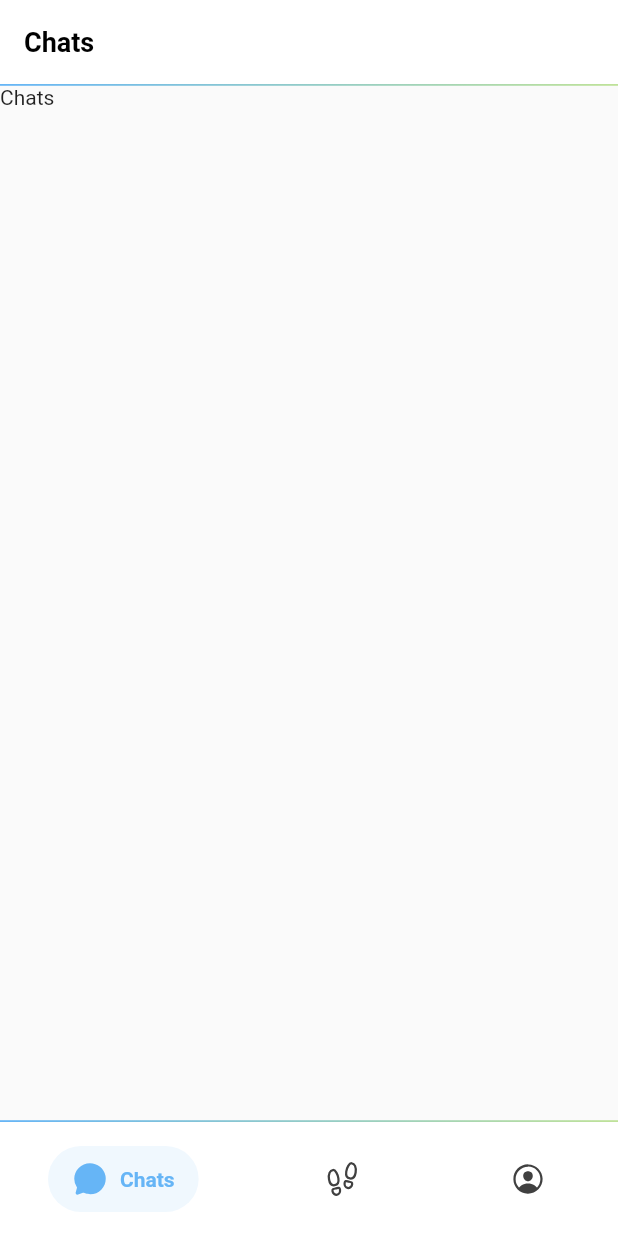
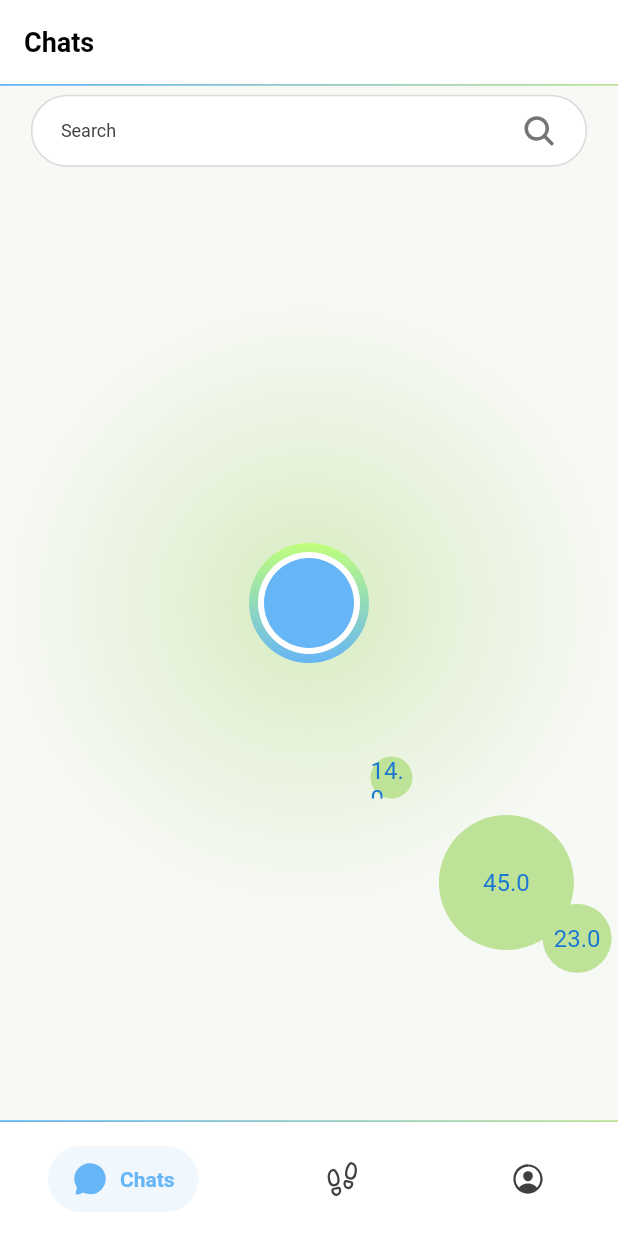
Before and after one commit to seunghwanly/moim_flutter, a Flutter app: the screen it shows after launch, on a phone screen of 412 x 824 dp. Run offline on Flutter 3.47's test engine with Material 2 defaults, Android fonts, the phone set to English and light mode, and no system bars; drawn by our look-alikes of material_floating_search_bar, salomon_bottom_bar; our stand-ins replace get, ionicons.

Commit message:
Chat room placing logic init
sometimes it collides in low percentage.... need more implements

```diff
--- a/moim/lib/chats/chat.dart
+++ b/moim/lib/chats/chat.dart
@@ -1,7 +1,10 @@
 import 'package:flutter/material.dart';
+import 'package:moim/chats/rooms.dart';
+import 'package:moim/chats/search_bar.dart';
+import 'package:moim/components/components.dart';
 
 class ChatScreen extends StatefulWidget {
-  const ChatScreen({ Key? key }) : super(key: key);
+  const ChatScreen({Key? key}) : super(key: key);
 
   @override
   _ChatScreenState createState() => _ChatScreenState();
@@ -10,8 +13,27 @@ class ChatScreen extends StatefulWidget {
 class _ChatScreenState extends State<ChatScreen> {
   @override
   Widget build(BuildContext context) {
-    return Container(
-      child: Text('Chats'),
+    return Stack(
+      children: [
+        /// background
+        SizedBox.expand(
+          child: Container(
+            decoration: BoxDecoration(
+              gradient: RadialGradient(
+                colors: [
+                  CColor.lightGreen.color.withOpacity(0.6),
+                  CColor.lightGreen.color.withOpacity(0.3),
+                  CColor.lightGreen.color.withOpacity(0.05),
+                ],
+              ),
+            ),
+          ),
+        ),
+        /// chatting rooms
+        Align(child: PlacedChattingRoomScreen()),
+        /// floating bar
+        floatingSearchBar()
+      ],
     );
   }
 }
--- /dev/null
+++ b/moim/lib/chats/rooms.dart
@@ -0,0 +1,220 @@
+import 'dart:developer' as dg;
+import 'dart:math';
+
+import 'package:flutter/material.dart';
+import 'package:get/get.dart';
+import 'package:moim/components/components.dart';
+
+class PlacedChattingRoomScreen extends StatefulWidget {
+  const PlacedChattingRoomScreen({Key? key}) : super(key: key);
+
+  @override
+  PlacedChattingRoomScreenState createState() =>
+      PlacedChattingRoomScreenState();
+}
+
+class PlacedChattingRoomScreenState extends State<PlacedChattingRoomScreen> {
+  late List<List<double>> result;
+
+  @override
+  void initState() {
+    super.initState();
+    setState(() {
+      result = getPosition(
+          midWidth: Get.width / 2,
+          midHeight: Get.height / 2,
+          maxWidth: Get.width,
+          maxHeight: Get.height,
+          data: sampleData);
+    });
+  }
+
+  @override
+  Widget build(BuildContext context) {
+    dg.log('maxWidth: ${Get.width} maxHeight: ${Get.height}');
+    return InteractiveViewer(
+      minScale: 0.1,
+      child: Stack(
+        children: [
+          Stack(
+            children: result
+                .map(
+                  (item) => Positioned(
+                      child: CircleAvatar(
+                        backgroundColor: CColor.lightGreen.color,
+                        radius: item[2],
+                        child: Text(item[2].toString()),
+                      ),
+                      top: item[1],
+                      left: item[0]),
+                )
+                .toList(),
+          ),
+
+          /// self
+          Align(
+              alignment: Alignment.center,
+              child: chatComponent(isNewChatArrived: true)),
+        ],
+      ),
+    );
+  }
+}
+
+/// list[0] -> top, list[1] -> left
+List<List<double>> getPosition({
+  required double midWidth,
+  required double midHeight,
+  required double maxWidth,
+  required double maxHeight,
+  required List<Map<String, dynamic>> data,
+}) {
+  /// methods for only this method, used for verification
+  // bool isInside(y, x) => (0 <= y && y <= maxHeight && 0 <= x && x <= maxWidth);
+  bool isInsideWithinDistance(int dist) => dist <= max(midWidth, midHeight);
+
+  bool hasCollided(int r1, int r2, double d) =>
+      !(r1 + r1 < d) ||
+      ((max(r1, r2) - min(r1, r2) < d) && (d < r1 + r2)) ||
+      (max(r1, r2) - min(r1, r2) == d) ||
+      (max(r1, r2) - min(r1, r2) > d);
+
+  /// 1) sort by distances
+  data.sort((a, b) => DateTime.fromMillisecondsSinceEpoch(b['ts'])
+          .isBefore(DateTime.fromMillisecondsSinceEpoch(a['ts']))
+      ? 1
+      : 0);
+  // ListQueue<Map<String, dynamic>> dataQue =
+  //     ListQueue.from(data); // convert into Queue
+  List<Map<String, dynamic>> dataQue = data;
+
+  /// 2) place the closest chat room first and try 10-times, if it cost over ten-times look for more far distance
+  List<List<double>> placed = []; // [[top(y), left(x), radius(r)], ... ]
+  // while (dataQue.isNotEmpty) {
+  for (int i = 0; i < dataQue.length; ++i) {
+    bool hasPlaced = false;
+    // Map<String, dynamic> item = dataQue.removeFirst();
+    Map<String, dynamic> item = dataQue[i];
+    int hasTried = 0;
+    int dist = DateTime.now()
+        .difference(DateTime.fromMillisecondsSinceEpoch(item['ts']))
+        .inHours;
+
+    /// check if distance is in range
+    if (!isInsideWithinDistance(dist)) continue;
+    while (hasTried < 100) {
+      int radian = Random().nextInt(360); // search for 360 degree
+
+      /// set new circle to be placed
+      double newX = midWidth + dist * cos(radian);
+      double newY = midHeight + dist * sin(radian);
+
+      /// set standard distances
+      double distFromCenter =
+          sqrt(pow(newX - midWidth, 2) + pow(newY - midHeight, 2));
+
+      /// check if collides with center circle
+      if (hasCollided(item['pp'], 40, distFromCenter)) {
+        // has collided with center circle, reset the radian
+        hasTried += 1;
+        continue;
+      } else {
+        bool hasCollidedWithOthers = false;
+
+        /// check if it has collides with the placed circles
+        for (var pc in placed) {
+          double distFromPlacedCircle =
+              sqrt(pow(pc[0] - newX, 2) + pow(pc[1] - newY, 2));
+
+          if (hasCollided(pc[2].toInt(), item['pp'], distFromPlacedCircle)) {
+            // has collided with placed circle, need to reset
+            hasCollidedWithOthers = true;
+            break;
+          }
+        }
+
+        if (!hasCollidedWithOthers) {
+          /// has not collided, save it
+          placed.add([newX, newY, item['pp'].toDouble()]);
+          hasPlaced = true;
+          break;
+        }
+
+        /// if the circle has collided with other cirlce
+        /// try other radian
+        hasTried += 1;
+      } // while, hasTried
+    }
+
+    if (!hasPlaced) {
+      /// if it has not been placed yet, make distance more long
+      // item['ts'] -= 86400; // add 1 day : 24 * 3600
+      // item['ts'] -= 43200; // add 1/2 day : 12 * 3600
+      item['ts'] -= 21600; // add 1/4 day : 6 * 3600
+      // dataQue.addFirst(item);
+      i -= 1;
+    }
+  }
+
+  dg.log(placed.toString());
+  return placed;
+}
+
+Widget chatComponent({required bool isNewChatArrived}) {
+  return Container(
+    decoration: !isNewChatArrived
+        ? BoxDecoration(
+            shape: BoxShape.circle,
+            boxShadow: [
+              BoxShadow(
+                  blurRadius: 8,
+                  color: CColor.text.color.withOpacity(0.25),
+                  spreadRadius: 2)
+            ],
+          )
+        : BoxDecoration(
+            shape: BoxShape.circle,
+            gradient: CColor.gradient.ttb,
+          ),
+    padding: !isNewChatArrived ? null : space(horizontal: 6.0, vertical: 6.0),
+    child: Container(
+      padding: !isNewChatArrived ? null : space(horizontal: 4.0, vertical: 4.0),
+      decoration: BoxDecoration(
+        color: CColor.white.color,
+        shape: BoxShape.circle,
+      ),
+      child: CircleAvatar(
+        radius: 30,
+        backgroundColor: CColor.blue.color,
+      ),
+    ),
+  );
+}
+
+final sampleData = [
+  {
+    'name': 'G',
+    'ts': DateTime.now().millisecondsSinceEpoch - 90061999,
+    'pp': 23
+  },
+  {
+    'name': 'A',
+    'ts': DateTime.now().millisecondsSinceEpoch - 99126199,
+    'pp': 45
+  },
+  {
+    'name': 'Y',
+    'ts': DateTime.now().millisecondsSinceEpoch - 123098482,
+    'pp': 14
+  },
+  {
+    'name': 'B',
+    'ts': DateTime.now().millisecondsSinceEpoch - 12378793,
+    'pp': 9
+  },
+  {
+    'name': 'H',
+    'ts': DateTime.now().millisecondsSinceEpoch - 41237893,
+    'pp': 51
+  },
+];
```
